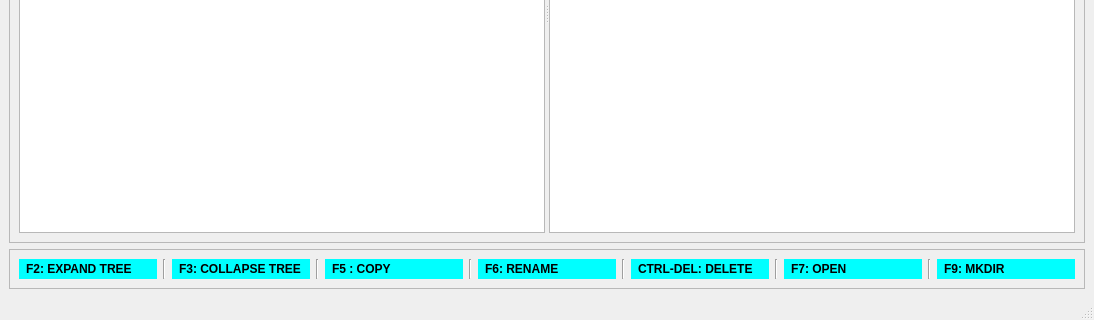
Above: mainwindow.ui from vangeytedvg/DenkaCommander before the change; both pictures show x 0 to 1094 and y 274 to 594 of the 1094 by 594 pixel window. Below: the same form after it.
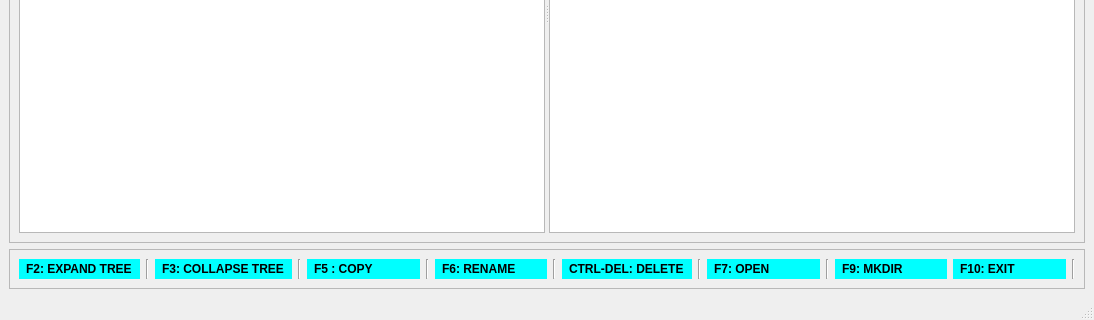
That is the form after the change. Icons and pictures are not drawn.

Commit message: F10 Added and rename working

Diff of the .ui file:
```diff
--- a/mainwindow.ui
+++ b/mainwindow.ui
@@ -156,7 +156,7 @@
         </widget>
        </item>
        <item>
-        <widget class="QLabel" name="label">
+        <widget class="QLabel" name="label_F5">
          <property name="styleSheet">
           <string notr="true">color: rgb(0, 0, 0);
 background-color: rgb(0, 255, 255);
@@ -258,6 +258,28 @@
          </property>
         </widget>
        </item>
+       <item>
+        <widget class="QLabel" name="label">
+         <property name="styleSheet">
+          <string notr="true">color: rgb(0, 0, 0);
+background-color: rgb(0, 255, 255);
+font: bold;
+border: 0px solid #242322;
+spacing: 0px;
+padding: 4px;</string>
+         </property>
+         <property name="text">
+          <string>F10: EXIT</string>
+         </property>
+        </widget>
+       </item>
+       <item>
+        <widget class="Line" name="line_7">
+         <property name="orientation">
+          <enum>Qt::Vertical</enum>
+         </property>
+        </widget>
+       </item>
       </layout>
      </widget>
     </item>
```
Left out of the diff: 15 changed lines with no effect on the pictures. The commit also changes 1 other file.
